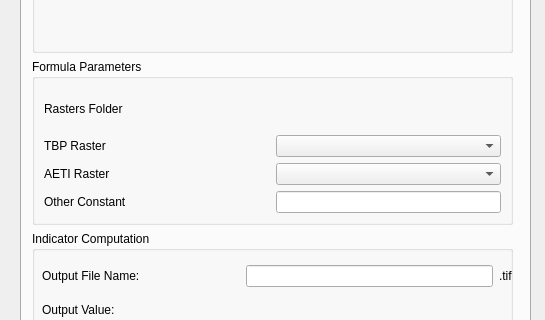
Qt form wap_plugin_dialog_base.ui (WAGIS/wap_plugin) before a commit; both pictures show x 0 to 545 and y 160 to 480 of the 545 by 703 pixel window.
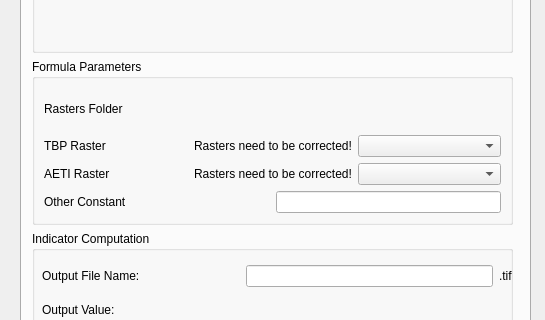
The same form after that commit. The open tabs and pages were chosen to show the change. Icons and pictures are not drawn. Custom widgets are drawn as their Qt base class.

Commit message: Conversion factor removed and added a not in UI

```diff
--- a/wap_plugin_dialog_base.ui
+++ b/wap_plugin_dialog_base.ui
@@ -1218,6 +1218,13 @@
                 </property>
                </widget>
               </item>
+              <item>
+               <widget class="QLabel" name="label_5">
+                <property name="text">
+                 <string>Rasters need to be corrected!</string>
+                </property>
+               </widget>
+              </item>
               <item>
                <widget class="QComboBox" name="Param1ComboBox">
                 <property name="enabled">
@@ -1236,6 +1243,13 @@
                 </property>
                </widget>
               </item>
+              <item>
+               <widget class="QLabel" name="label_17">
+                <property name="text">
+                 <string>Rasters need to be corrected!</string>
+                </property>
+               </widget>
+              </item>
               <item>
                <widget class="QComboBox" name="Param2ComboBox"/>
               </item>
```
The commit also changes 1 other file.
